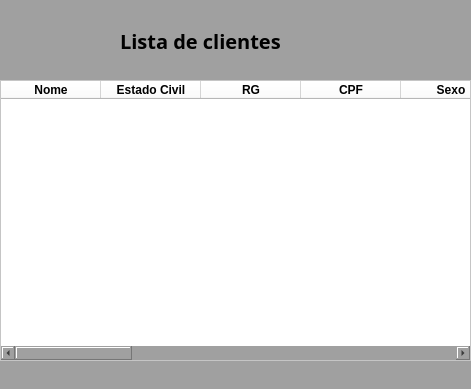
Old version of the form formulario2.ui in the repository saulovictor/Sistema.
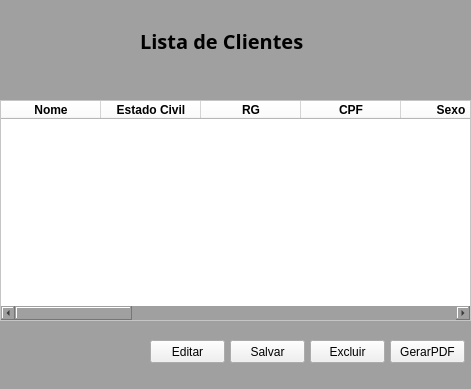
New version of the form.

```diff
--- a/formulario2.ui
+++ b/formulario2.ui
@@ -17,35 +17,13 @@
    <string notr="true">background-color: rgb(160, 160, 160);</string>
   </property>
   <widget class="QWidget" name="centralwidget">
-   <widget class="QLabel" name="label">
-    <property name="geometry">
-     <rect>
-      <x>120</x>
-      <y>20</y>
-      <width>191</width>
-      <height>41</height>
-     </rect>
-    </property>
-    <property name="font">
-     <font>
-      <family>Arial Black</family>
-      <pointsize>15</pointsize>
-      <weight>75</weight>
-      <italic>false</italic>
-      <bold>true</bold>
-     </font>
-    </property>
-    <property name="text">
-     <string>Lista de clientes</string>
-    </property>
-   </widget>
    <widget class="QTableWidget" name="tableWidget">
     <property name="geometry">
      <rect>
       <x>0</x>
-      <y>80</y>
+      <y>100</y>
       <width>471</width>
-      <height>281</height>
+      <height>221</height>
      </rect>
     </property>
     <property name="styleSheet">
@@ -220,6 +198,92 @@
      </property>
     </column>
    </widget>
+   <widget class="QLabel" name="label_7">
+    <property name="geometry">
+     <rect>
+      <x>140</x>
+      <y>20</y>
+      <width>191</width>
+      <height>41</height>
+     </rect>
+    </property>
+    <property name="font">
+     <font>
+      <family>Arial Black</family>
+      <pointsize>15</pointsize>
+      <weight>75</weight>
+      <italic>false</italic>
+      <bold>true</bold>
+     </font>
+    </property>
+    <property name="text">
+     <string>Lista de Clientes</string>
+    </property>
+   </widget>
+   <widget class="QPushButton" name="pushButton">
+    <property name="geometry">
+     <rect>
+      <x>150</x>
+      <y>340</y>
+      <width>75</width>
+      <height>23</height>
+     </rect>
+    </property>
+    <property name="styleSheet">
+     <string notr="true">background-color: rgb(240, 240, 240);</string>
+    </property>
+    <property name="text">
+     <string>Editar</string>
+    </property>
+   </widget>
+   <widget class="QPushButton" name="pushButton_2">
+    <property name="geometry">
+     <rect>
+      <x>230</x>
+      <y>340</y>
+      <width>75</width>
+      <height>23</height>
+     </rect>
+    </property>
+    <property name="styleSheet">
+     <string notr="true">background-color: rgb(240, 240, 240);</string>
+    </property>
+    <property name="text">
+     <string>Salvar</string>
+    </property>
+   </widget>
+   <widget class="QPushButton" name="pushButton_3">
+    <property name="geometry">
+     <rect>
+      <x>310</x>
+      <y>340</y>
+      <width>75</width>
+      <height>23</height>
+     </rect>
+    </property>
+    <property name="styleSheet">
+     <string notr="true">background-color: rgb(240, 240, 240);</string>
+    </property>
+    <property name="text">
+     <string>Excluir</string>
+    </property>
+   </widget>
+   <widget class="QPushButton" name="pushButton_4">
+    <property name="geometry">
+     <rect>
+      <x>390</x>
+      <y>340</y>
+      <width>75</width>
+      <height>23</height>
+     </rect>
+    </property>
+    <property name="styleSheet">
+     <string notr="true">background-color: rgb(240, 240, 240);</string>
+    </property>
+    <property name="text">
+     <string>GerarPDF</string>
+    </property>
+   </widget>
   </widget>
   <widget class="QStatusBar" name="statusbar"/>
  </widget>
```
